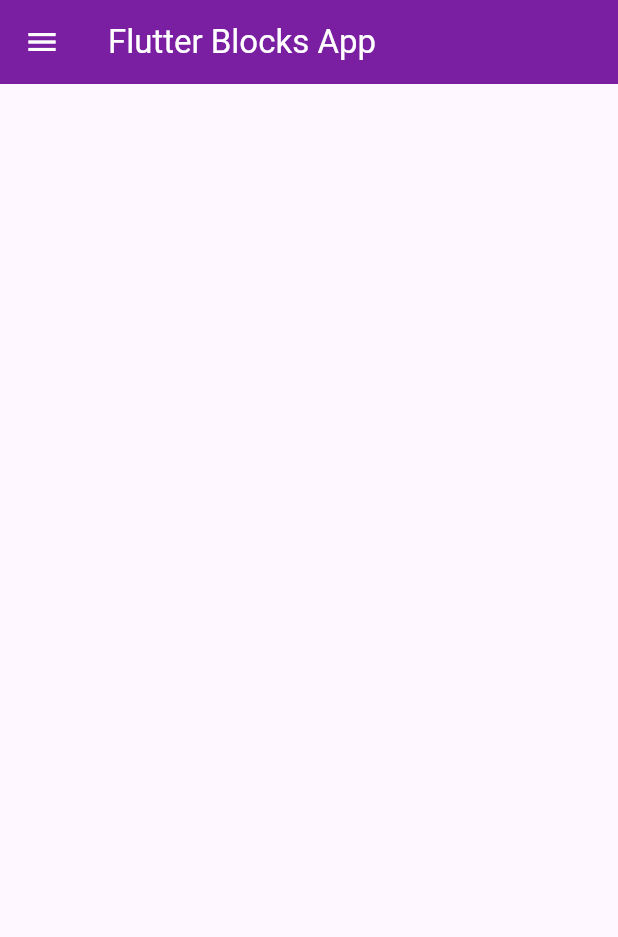
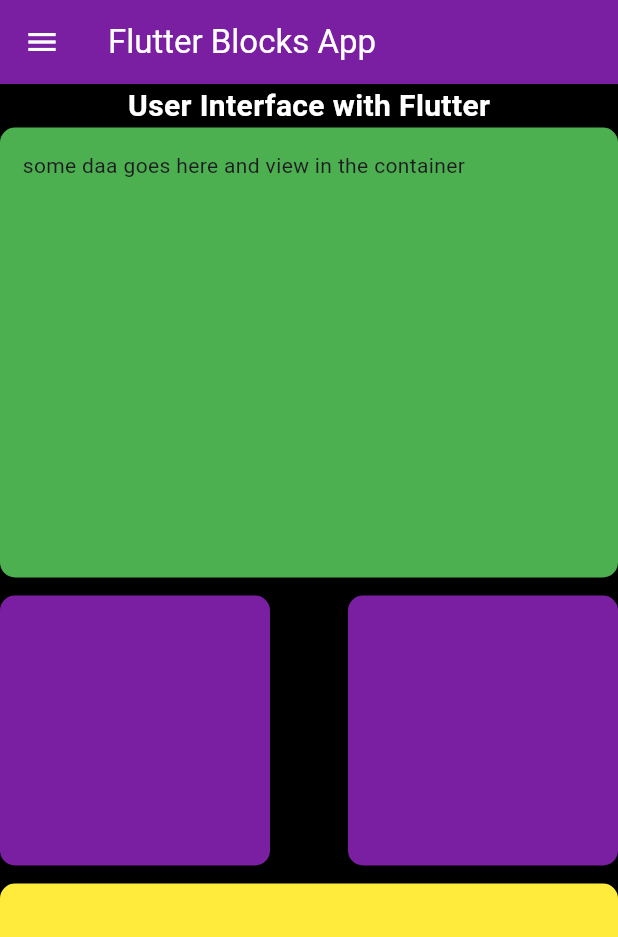
Before and after one commit to ADWx2001/flutter-app-practice, a Flutter app: the screen it shows after launch, on a phone screen of 412 x 824 dp. Shown: the top 937 px of the screen. Run offline on Flutter 3.47's test engine with Material 3 defaults, Android fonts, the phone set to English and light mode, and no system bars.

Commit message:
created header

```diff
--- a/blocks/lib/pages/home_page.dart
+++ b/blocks/lib/pages/home_page.dart
@@ -6,6 +6,7 @@ class MyHomePage extends StatelessWidget {
   @override
   Widget build(BuildContext context) {
     return Scaffold(
+      backgroundColor: Colors.black,
       appBar: AppBar(
         leading: const Icon(
           Icons.menu,
@@ -18,6 +19,63 @@ class MyHomePage extends StatelessWidget {
         ),
         backgroundColor: Colors.purple[700],
       ),
+      body: SingleChildScrollView(
+        child: Column(
+          children: [
+            const Text("User Interface with Flutter", style: TextStyle(
+              color: Colors.white,
+              fontWeight: FontWeight.bold,
+              fontSize: 20.0,
+              ),
+            ),
+            Container(
+              height: 300,
+              width: double.infinity,
+              padding: const EdgeInsets.all(15),
+              decoration: BoxDecoration(
+                borderRadius: BorderRadius.circular(10),
+                color: Colors.green,
+              ),
+              child: const Text("some daa goes here and view in the container"),
+            ),
+            const SizedBox(
+              height: 12,
+            ),
+            Row(
+              mainAxisAlignment: MainAxisAlignment.spaceBetween,
+              children: [
+                Container(
+                  width: 180,
+                  height: 180,
+                  decoration: BoxDecoration(
+                    borderRadius: BorderRadius.circular(10),
+                    color: Colors.purple[700],
+                  ),
+                ),
+                Container(
+                  width: 180,
+                  height: 180,
+                  decoration: BoxDecoration(
+                    borderRadius: BorderRadius.circular(10),
+                    color: Colors.purple[700],
+                  ),
+                ),
+              ],
+            ),
+            const SizedBox(
+              height: 12,
+            ),
+            Container(
+              height: 300,
+              width: double.infinity,
+              decoration: BoxDecoration(
+                borderRadius: BorderRadius.circular(10),
+                color: Colors.yellow,
+              ),
+            )
+          ],
+        ),
+      ),
     );
   }
 }
--- /dev/null
+++ b/grocery/analysis_options.yaml
@@ -0,0 +1,28 @@
+# This file configures the analyzer, which statically analyzes Dart code to
+# check for errors, warnings, and lints.
+#
+# The issues identified by the analyzer are surfaced in the UI of Dart-enabled
+# IDEs (https://dart.dev/tools#ides-and-editors). The analyzer can also be
+# invoked from the command line by running `flutter analyze`.
+
+# The following line activates a set of recommended lints for Flutter apps,
+# packages, and plugins designed to encourage good coding practices.
+include: package:flutter_lints/flutter.yaml
+
+linter:
+  # The lint rules applied to this project can be customized in the
+  # section below to disable rules from the `package:flutter_lints/flutter.yaml`
+  # included above or to enable additional rules. A list of all available lints
+  # and their documentation is published at https://dart.dev/lints.
+  #
+  # Instead of disabling a lint rule for the entire project in the
+  # section below, it can also be suppressed for a single line of code
+  # or a specific dart file by using the `// ignore: name_of_lint` and
+  # `// ignore_for_file: name_of_lint` syntax on the line or in the file
+  # producing the lint.
+  rules:
+    # avoid_print: false  # Uncomment to disable the `avoid_print` rule
+    # prefer_single_quotes: true  # Uncomment to enable the `prefer_single_quotes` rule
+
+# Additional information about this file can be found at
+# https://dart.dev/guides/language/analysis-options
--- /dev/null
+++ b/grocery/lib/main.dart
@@ -0,0 +1,18 @@
+import 'package:flutter/material.dart';
+import 'package:grocery/pages/my_home.dart';
+
+void main(){
+  runApp(MyApp());
+}
+
+class MyApp extends StatelessWidget {
+  const MyApp({super.key});
+
+  @override
+  Widget build(BuildContext context) {
+    return MaterialApp(
+      title: 'Flutter shopping App',
+      home: MyHome(),
+    );
+  }
+}
```
Also changed, not shown: grocery/lib/pages/my_home.dart (added, +46 -0 lines), grocery/pubspec.yaml (added, +90 -0 lines), grocery/pubspec.lock (added), 124 other files.
